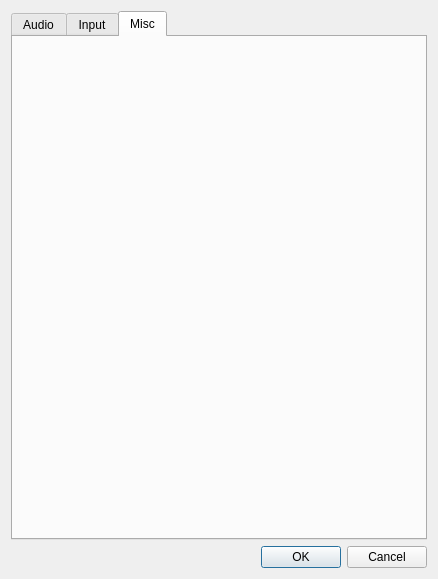
Old version of the form src/ui/SettingsDialog.ui in the repository zlisinski/zlemu.
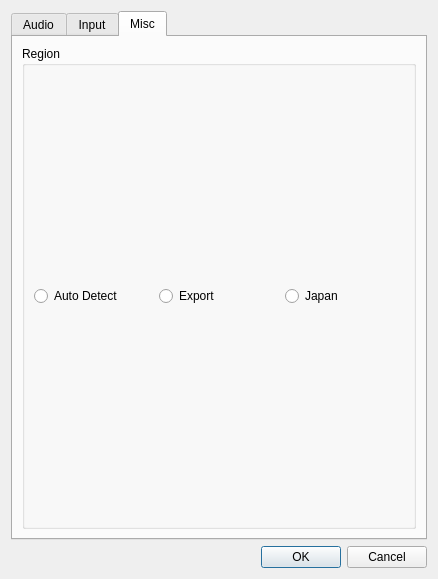
New version of the form. The open tabs and pages were chosen to show the change.

Commit message: Added region detection

```diff
--- a/src/ui/SettingsDialog.ui
+++ b/src/ui/SettingsDialog.ui
@@ -304,7 +304,38 @@
       <attribute name="title">
        <string>Misc</string>
       </attribute>
-      <layout class="QGridLayout" name="gridLayout_2"/>
+      <layout class="QGridLayout" name="gridLayout_2">
+       <item row="0" column="0">
+        <widget class="QGroupBox" name="groupBox">
+         <property name="title">
+          <string>Region</string>
+         </property>
+         <layout class="QHBoxLayout" name="horizontalLayout">
+          <item>
+           <widget class="QRadioButton" name="rbRegionAutoDetect">
+            <property name="text">
+             <string>Auto Detect</string>
+            </property>
+           </widget>
+          </item>
+          <item>
+           <widget class="QRadioButton" name="rbRegionExport">
+            <property name="text">
+             <string>Export</string>
+            </property>
+           </widget>
+          </item>
+          <item>
+           <widget class="QRadioButton" name="rbRegionJapan">
+            <property name="text">
+             <string>Japan</string>
+            </property>
+           </widget>
+          </item>
+         </layout>
+        </widget>
+       </item>
+      </layout>
      </widget>
     </widget>
    </item>
```
Left out of the diff: 2 changed lines with no effect on the pictures. The commit also changes 14 other files.
